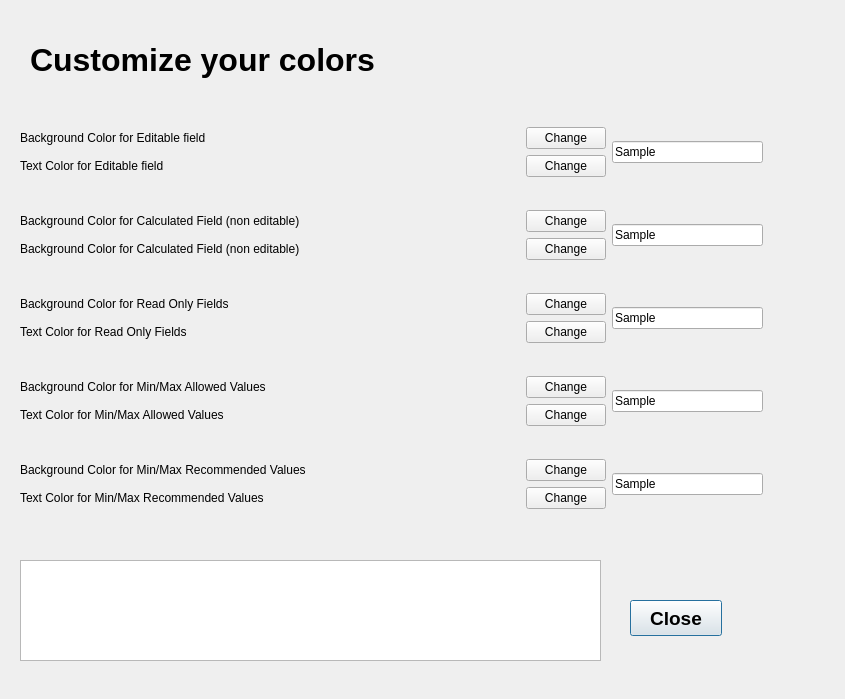
This is src/designer/colordialog.ui in jaaf/EasyBeer as Qt 5 draws it before an edit. The edited form follows.
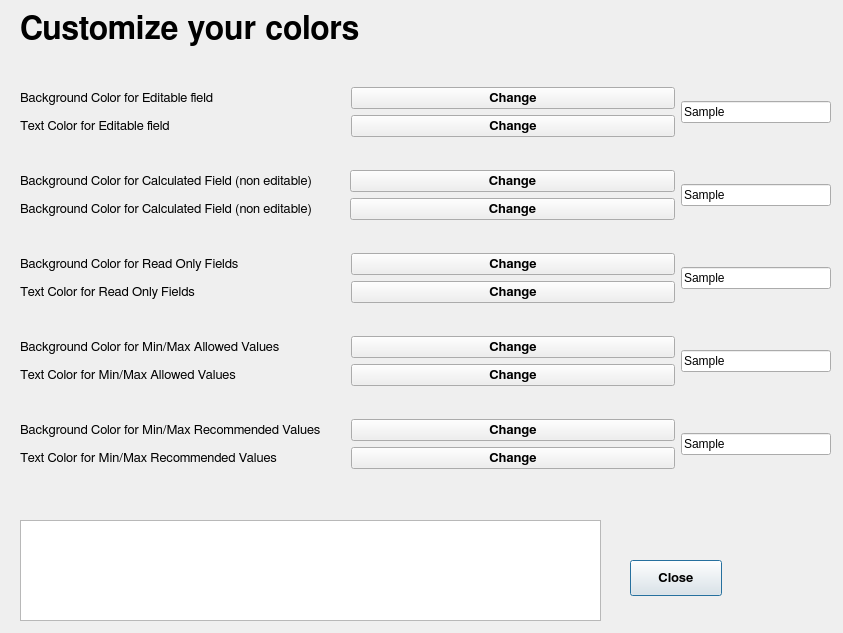
This is the edited form.

Patch:
```diff
--- a/src/designer/colordialog.ui
+++ b/src/designer/colordialog.ui
@@ -6,8 +6,8 @@
    <rect>
     <x>0</x>
     <y>0</y>
-    <width>845</width>
-    <height>699</height>
+    <width>843</width>
+    <height>633</height>
    </rect>
   </property>
   <property name="windowTitle">
@@ -16,12 +16,20 @@
   <widget class="QLabel" name="label_custom">
    <property name="geometry">
     <rect>
-     <x>30</x>
-     <y>40</y>
+     <x>20</x>
+     <y>10</y>
      <width>421</width>
      <height>41</height>
     </rect>
    </property>
+   <property name="font">
+    <font>
+     <family>FreeSans</family>
+     <weight>75</weight>
+     <italic>false</italic>
+     <bold>true</bold>
+    </font>
+   </property>
    <property name="text">
     <string>&lt;html&gt;&lt;head/&gt;&lt;body&gt;&lt;p&gt;&lt;span style=&quot; font-size:24pt; font-weight:600;&quot;&gt;Customize your colors&lt;/span&gt;&lt;/p&gt;&lt;/body&gt;&lt;/html&gt;</string>
    </property>
@@ -30,14 +38,15 @@
    <property name="geometry">
     <rect>
      <x>630</x>
-     <y>600</y>
+     <y>560</y>
      <width>92</width>
      <height>36</height>
     </rect>
    </property>
    <property name="font">
     <font>
-     <pointsize>14</pointsize>
+     <family>FreeSans</family>
+     <pointsize>10</pointsize>
      <weight>75</weight>
      <bold>true</bold>
     </font>
@@ -50,8 +59,8 @@
    <property name="geometry">
     <rect>
      <x>20</x>
-     <y>100</y>
-     <width>743</width>
+     <y>60</y>
+     <width>811</width>
      <height>436</height>
     </rect>
    </property>
@@ -64,10 +73,22 @@
          <widget class="QLabel" name="label_1">
           <property name="minimumSize">
            <size>
-            <width>500</width>
+            <width>300</width>
             <height>0</height>
            </size>
           </property>
+          <property name="maximumSize">
+           <size>
+            <width>400</width>
+            <height>16777215</height>
+           </size>
+          </property>
+          <property name="font">
+           <font>
+            <family>FreeSans</family>
+            <pointsize>10</pointsize>
+           </font>
+          </property>
           <property name="text">
            <string>Background Color for Editable field</string>
           </property>
@@ -75,6 +96,20 @@
         </item>
         <item row="0" column="1">
          <widget class="QPushButton" name="pushButton_1">
+          <property name="minimumSize">
+           <size>
+            <width>200</width>
+            <height>0</height>
+           </size>
+          </property>
+          <property name="font">
+           <font>
+            <family>FreeSans</family>
+            <pointsize>10</pointsize>
+            <weight>75</weight>
+            <bold>true</bold>
+           </font>
+          </property>
           <property name="text">
            <string>Change</string>
           </property>
@@ -82,6 +117,24 @@
         </item>
         <item row="1" column="0">
          <widget class="QLabel" name="label_6">
+          <property name="minimumSize">
+           <size>
+            <width>300</width>
+            <height>0</height>
+           </size>
+          </property>
+          <property name="maximumSize">
+           <size>
+            <width>400</width>
+            <height>16777215</height>
+           </size>
+          </property>
+          <property name="font">
+           <font>
+            <family>FreeSans</family>
+            <pointsize>10</pointsize>
+           </font>
+          </property>
           <property name="text">
            <string>Text Color for Editable field</string>
           </property>
@@ -89,6 +142,20 @@
         </item>
         <item row="1" column="1">
          <widget class="QPushButton" name="pushButton_6">
+          <property name="minimumSize">
+           <size>
+            <width>200</width>
+            <height>0</height>
+           </size>
+          </property>
+          <property name="font">
+           <font>
+            <family>FreeSans</family>
+            <pointsize>10</pointsize>
+            <weight>75</weight>
+            <bold>true</bold>
+           </font>
+          </property>
           <property name="text">
            <string>Change</string>
           </property>
@@ -98,6 +165,12 @@
       </item>
       <item>
        <widget class="QLineEdit" name="lineEdit_1">
+        <property name="maximumSize">
+         <size>
+          <width>150</width>
+          <height>16777215</height>
+         </size>
+        </property>
         <property name="styleSheet">
          <string notr="true"/>
         </property>
@@ -112,14 +185,29 @@
      <layout class="QHBoxLayout" name="horizontalLayout_2">
       <item>
        <layout class="QGridLayout" name="gridLayout_2">
+        <property name="horizontalSpacing">
+         <number>5</number>
+        </property>
         <item row="0" column="0">
          <widget class="QLabel" name="label_2">
           <property name="minimumSize">
            <size>
-            <width>500</width>
+            <width>300</width>
             <height>0</height>
            </size>
           </property>
+          <property name="maximumSize">
+           <size>
+            <width>400</width>
+            <height>16777215</height>
+           </size>
+          </property>
+          <property name="font">
+           <font>
+            <family>FreeSans</family>
+            <pointsize>10</pointsize>
+           </font>
+          </property>
           <property name="text">
            <string>Background Color for Calculated Field (non editable)</string>
           </property>
@@ -127,6 +215,20 @@
         </item>
         <item row="0" column="1">
          <widget class="QPushButton" name="pushButton_2">
+          <property name="minimumSize">
+           <size>
+            <width>200</width>
+            <height>0</height>
+           </size>
+          </property>
+          <property name="font">
+           <font>
+            <family>FreeSans</family>
+            <pointsize>10</pointsize>
+            <weight>75</weight>
+            <bold>true</bold>
+           </font>
+          </property>
           <property name="text">
            <string>Change</string>
           </property>
@@ -134,6 +236,24 @@
         </item>
         <item row="1" column="0">
          <widget class="QLabel" name="label_7">
+          <property name="minimumSize">
+           <size>
+            <width>300</width>
+            <height>0</height>
+           </size>
+          </property>
+          <property name="maximumSize">
+           <size>
+            <width>400</width>
+            <height>16777215</height>
+           </size>
+          </property>
+          <property name="font">
+           <font>
+            <family>FreeSans</family>
+            <pointsize>10</pointsize>
+           </font>
+          </property>
           <property name="text">
            <string>Background Color for Calculated Field (non editable)</string>
           </property>
@@ -141,6 +261,20 @@
         </item>
         <item row="1" column="1">
          <widget class="QPushButton" name="pushButton_7">
+          <property name="minimumSize">
+           <size>
+            <width>200</width>
+            <height>0</height>
+           </size>
+          </property>
+          <property name="font">
+           <font>
+            <family>FreeSans</family>
+            <pointsize>10</pointsize>
+            <weight>75</weight>
+            <bold>true</bold>
+           </font>
+          </property>
           <property name="text">
            <string>Change</string>
           </property>
@@ -150,6 +284,12 @@
       </item>
       <item>
        <widget class="QLineEdit" name="lineEdit_2">
+        <property name="maximumSize">
+         <size>
+          <width>150</width>
+          <height>16777215</height>
+         </size>
+        </property>
         <property name="text">
          <string>Sample</string>
         </property>
@@ -165,10 +305,22 @@
          <widget class="QLabel" name="label_3">
           <property name="minimumSize">
            <size>
-            <width>500</width>
+            <width>300</width>
             <height>0</height>
            </size>
           </property>
+          <property name="maximumSize">
+           <size>
+            <width>400</width>
+            <height>16777215</height>
+           </size>
+          </property>
+          <property name="font">
+           <font>
+            <family>FreeSans</family>
+            <pointsize>10</pointsize>
+           </font>
+          </property>
           <property name="text">
            <string>Background Color for Read Only Fields </string>
           </property>
@@ -176,6 +328,20 @@
         </item>
         <item row="0" column="1">
          <widget class="QPushButton" name="pushButton_3">
+          <property name="minimumSize">
+           <size>
+            <width>200</width>
+            <height>0</height>
+           </size>
+          </property>
+          <property name="font">
+           <font>
+            <family>FreeSans</family>
+            <pointsize>10</pointsize>
+            <weight>75</weight>
+            <bold>true</bold>
+           </font>
+          </property>
           <property name="text">
            <string>Change</string>
           </property>
@@ -183,6 +349,24 @@
         </item>
         <item row="1" column="0">
          <widget class="QLabel" name="label_8">
+          <property name="minimumSize">
+           <size>
+            <width>300</width>
+            <height>0</height>
+           </size>
+          </property>
+          <property name="maximumSize">
+           <size>
+            <width>400</width>
+            <height>16777215</height>
+           </size>
+          </property>
+          <property name="font">
+           <font>
+            <family>FreeSans</family>
+            <pointsize>10</pointsize>
+           </font>
+          </property>
           <property name="text">
            <string>Text Color for Read Only Fields </string>
           </property>
@@ -190,6 +374,20 @@
         </item>
         <item row="1" column="1">
          <widget class="QPushButton" name="pushButton_8">
+          <property name="minimumSize">
+           <size>
+            <width>200</width>
+            <height>0</height>
+           </size>
+          </property>
+          <property name="font">
+           <font>
+            <family>FreeSans</family>
+            <pointsize>10</pointsize>
+            <weight>75</weight>
+            <bold>true</bold>
+           </font>
+          </property>
           <property name="text">
            <string>Change</string>
           </property>
@@ -199,6 +397,12 @@
       </item>
       <item>
        <widget class="QLineEdit" name="lineEdit_3">
+        <property name="maximumSize">
+         <size>
+          <width>150</width>
+          <height>16777215</height>
+         </size>
+        </property>
         <property name="text">
          <string>Sample</string>
         </property>
@@ -214,10 +418,22 @@
          <widget class="QLabel" name="label_4">
           <property name="minimumSize">
            <size>
-            <width>500</width>
+            <width>300</width>
             <height>0</height>
            </size>
           </property>
+          <property name="maximumSize">
+           <size>
+            <width>400</width>
+            <height>16777215</height>
+           </size>
+          </property>
+          <property name="font">
+           <font>
+            <family>FreeSans</family>
+            <pointsize>10</pointsize>
+           </font>
+          </property>
           <property name="text">
            <string>Background Color for Min/Max Allowed Values</string>
           </property>
@@ -225,6 +441,20 @@
         </item>
         <item row="0" column="1">
          <widget class="QPushButton" name="pushButton_4">
+          <property name="minimumSize">
+           <size>
+            <width>200</width>
+            <height>0</height>
+           </size>
+          </property>
+          <property name="font">
+           <font>
+            <family>FreeSans</family>
+            <pointsize>10</pointsize>
+            <weight>75</weight>
+            <bold>true</bold>
+           </font>
+          </property>
           <property name="text">
            <string>Change</string>
           </property>
@@ -232,6 +462,24 @@
         </item>
         <item row="1" column="0">
          <widget class="QLabel" name="label_9">
+          <property name="minimumSize">
+           <size>
+            <width>300</width>
+            <height>0</height>
+           </size>
+          </property>
+          <property name="maximumSize">
+           <size>
+            <width>400</width>
+            <height>16777215</height>
+           </size>
+          </property>
+          <property name="font">
+           <font>
+            <family>FreeSans</family>
+            <pointsize>10</pointsize>
+           </font>
+          </property>
           <property name="text">
            <string>Text Color for Min/Max Allowed Values</string>
           </property>
@@ -239,6 +487,20 @@
         </item>
         <item row="1" column="1">
          <widget class="QPushButton" name="pushButton_9">
+          <property name="minimumSize">
+           <size>
+            <width>200</width>
+            <height>0</height>
+           </size>
+          </property>
+          <property name="font">
+           <font>
+            <family>FreeSans</family>
+            <pointsize>10</pointsize>
+            <weight>75</weight>
+            <bold>true</bold>
+           </font>
+          </property>
           <property name="text">
            <string>Change</string>
           </property>
@@ -248,6 +510,12 @@
       </item>
       <item>
        <widget class="QLineEdit" name="lineEdit_4">
+        <property name="maximumSize">
+         <size>
+          <width>150</width>
+          <height>16777215</height>
+         </size>
+        </property>
         <property name="text">
          <string>Sample</string>
         </property>
@@ -263,10 +531,22 @@
          <widget class="QLabel" name="label_5">
           <property name="minimumSize">
            <size>
-            <width>500</width>
+            <width>300</width>
             <height>0</height>
            </size>
           </property>
+          <property name="maximumSize">
+           <size>
+            <width>400</width>
+            <height>16777215</height>
+           </size>
+          </property>
+          <property name="font">
+           <font>
+            <family>FreeSans</family>
+            <pointsize>10</pointsize>
+           </font>
+          </property>
           <property name="text">
            <string>Background Color for Min/Max Recommended Values</string>
           </property>
@@ -274,6 +554,20 @@
         </item>
         <item row="0" column="1">
          <widget class="QPushButton" name="pushButton_5">
+          <property name="minimumSize">
+           <size>
+            <width>200</width>
+            <height>0</height>
+           </size>
+          </property>
+          <property name="font">
+           <font>
+            <family>FreeSans</family>
+            <pointsize>10</pointsize>
+            <weight>75</weight>
+            <bold>true</bold>
+           </font>
+          </property>
           <property name="text">
            <string>Change</string>
           </property>
@@ -281,6 +575,24 @@
         </item>
         <item row="1" column="0">
          <widget class="QLabel" name="label_10">
+          <property name="minimumSize">
+           <size>
+            <width>300</width>
+            <height>0</height>
+           </size>
+          </property>
+          <property name="maximumSize">
+           <size>
+            <width>400</width>
+            <height>16777215</height>
+           </size>
+          </property>
+          <property name="font">
+           <font>
+            <family>FreeSans</family>
+            <pointsize>10</pointsize>
+           </font>
+          </property>
           <property name="text">
            <string>Text Color for Min/Max Recommended Values</string>
           </property>
@@ -288,6 +600,20 @@
         </item>
         <item row="1" column="1">
          <widget class="QPushButton" name="pushButton_10">
+          <property name="minimumSize">
+           <size>
+            <width>200</width>
+            <height>0</height>
+           </size>
+          </property>
+          <property name="font">
+           <font>
+            <family>FreeSans</family>
+            <pointsize>10</pointsize>
+            <weight>75</weight>
+            <bold>true</bold>
+           </font>
+          </property>
           <property name="text">
            <string>Change</string>
           </property>
@@ -297,6 +623,12 @@
       </item>
       <item>
        <widget class="QLineEdit" name="lineEdit_5">
+        <property name="maximumSize">
+         <size>
+          <width>150</width>
+          <height>16777215</height>
+         </size>
+        </property>
         <property name="text">
          <string>Sample</string>
         </property>
@@ -310,7 +642,7 @@
    <property name="geometry">
     <rect>
      <x>20</x>
-     <y>560</y>
+     <y>520</y>
      <width>581</width>
      <height>101</height>
     </rect>
```
